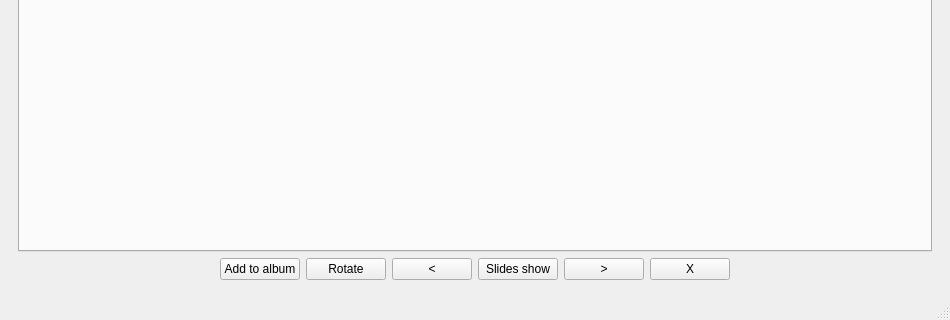
Qt form galeria_zdjec/Project/mainwindow.ui (starzykbartlomiej/photo_gallery) before a commit; both pictures show x 0 to 950 and y 138 to 458 of the 950 by 458 pixel window.
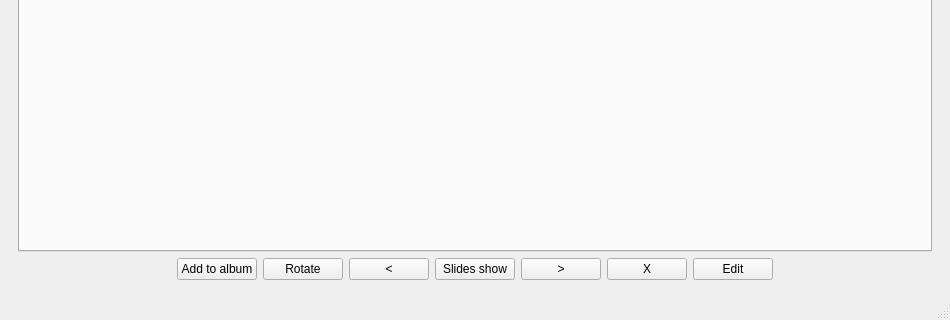
The same form after that commit. The open tabs and pages were chosen to show the change.

```diff
--- a/galeria_zdjec/Project/mainwindow.ui
+++ b/galeria_zdjec/Project/mainwindow.ui
@@ -213,7 +213,7 @@
          </widget>
         </item>
         <item>
-         <layout class="QHBoxLayout" name="horizontalLayout" stretch="0,0,0,0,0,0,0,0">
+         <layout class="QHBoxLayout" name="horizontalLayout" stretch="0,0,0,0,0,0,0,0,0">
           <item>
            <spacer name="horizontalSpacer_2">
             <property name="orientation">
@@ -299,6 +299,13 @@
             </property>
            </widget>
           </item>
+          <item>
+           <widget class="QPushButton" name="pbEdit">
+            <property name="text">
+             <string>Edit</string>
+            </property>
+           </widget>
+          </item>
           <item>
            <spacer name="horizontalSpacer">
             <property name="orientation">
```
Left out of the diff: 2 changed lines with no effect on the pictures.
